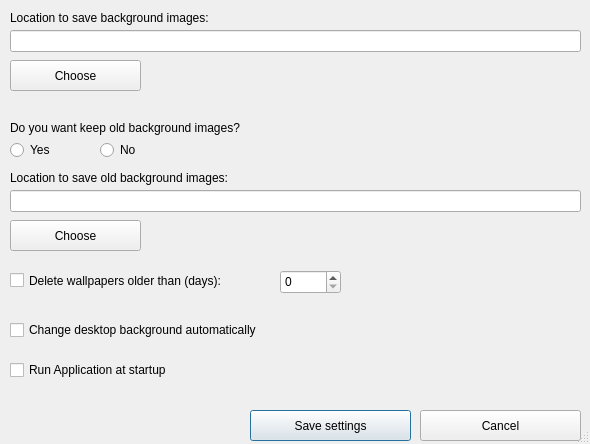
The window that settingswindow.ui (codecopy/DailyDesktopWallpaperPlus_macOS) describes before a commit, drawn with Qt 5.
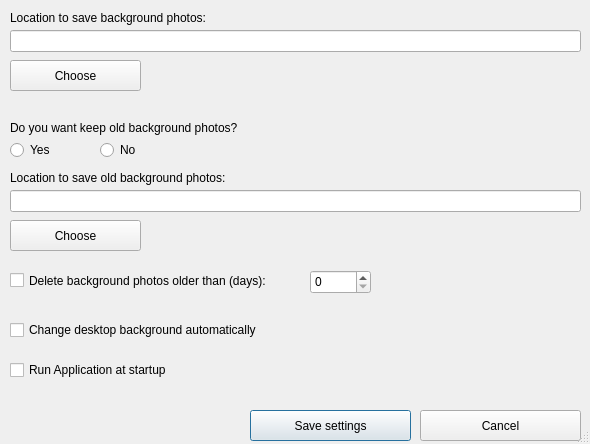
The same window after the commit.

```diff
--- a/settingswindow.ui
+++ b/settingswindow.ui
@@ -32,7 +32,7 @@
     </rect>
    </property>
    <property name="text">
-    <string>&lt;html&gt;&lt;head/&gt;&lt;body&gt;&lt;p&gt;Location to save background images: &lt;/p&gt;&lt;/body&gt;&lt;/html&gt;</string>
+    <string>&lt;html&gt;&lt;head/&gt;&lt;body&gt;&lt;p&gt;Location to save background photos: &lt;/p&gt;&lt;/body&gt;&lt;/html&gt;</string>
    </property>
   </widget>
   <widget class="QLineEdit" name="lineEdit">
@@ -107,7 +107,7 @@
     </rect>
    </property>
    <property name="text">
-    <string>&lt;html&gt;&lt;head/&gt;&lt;body&gt;&lt;p&gt;Location to save old background images: &lt;/p&gt;&lt;/body&gt;&lt;/html&gt;</string>
+    <string>&lt;html&gt;&lt;head/&gt;&lt;body&gt;&lt;p&gt;Location to save old background photos: &lt;/p&gt;&lt;/body&gt;&lt;/html&gt;</string>
    </property>
   </widget>
   <widget class="QPushButton" name="pushButton_2">
@@ -185,7 +185,7 @@
     </rect>
    </property>
    <property name="text">
-    <string>&lt;html&gt;&lt;head/&gt;&lt;body&gt;&lt;p&gt;Do you want keep old background images?&lt;/p&gt;&lt;/body&gt;&lt;/html&gt;</string>
+    <string>&lt;html&gt;&lt;head/&gt;&lt;body&gt;&lt;p&gt;Do you want keep old background photos?&lt;/p&gt;&lt;/body&gt;&lt;/html&gt;</string>
    </property>
   </widget>
   <widget class="QCheckBox" name="checkBox_4">
@@ -198,13 +198,13 @@
     </rect>
    </property>
    <property name="text">
-    <string>Delete wallpapers older than (days):</string>
+    <string>Delete background photos older than (days):</string>
    </property>
   </widget>
   <widget class="QSpinBox" name="spinBox">
    <property name="geometry">
     <rect>
-     <x>280</x>
+     <x>310</x>
      <y>270</y>
      <width>61</width>
      <height>24</height>
```
